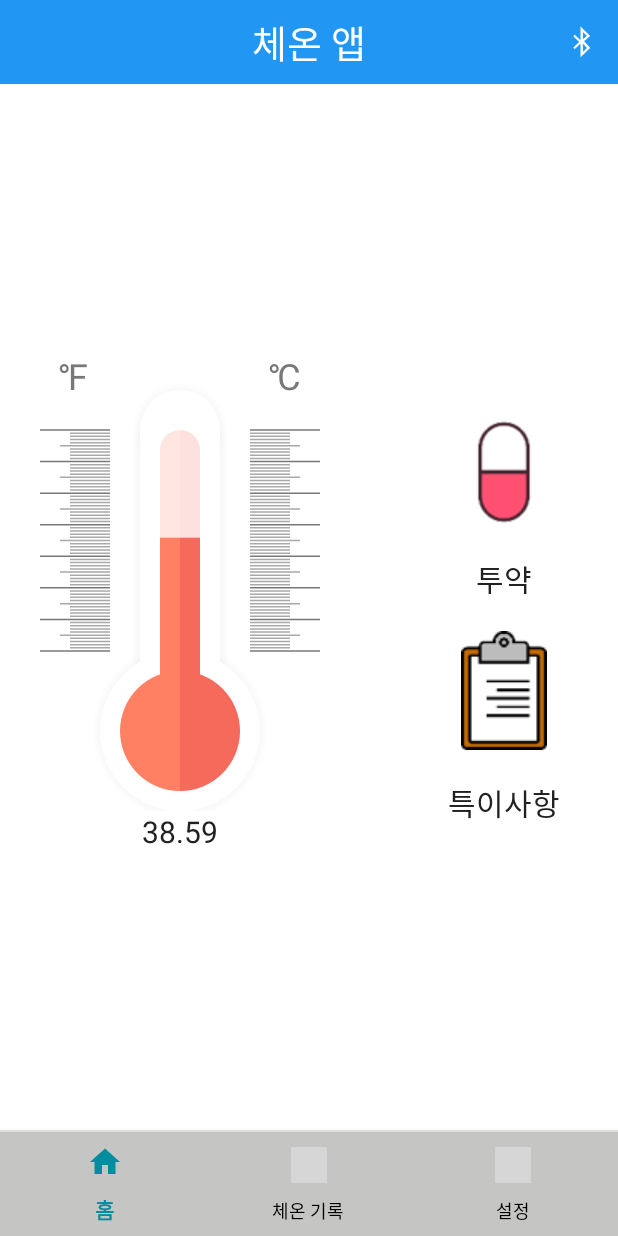
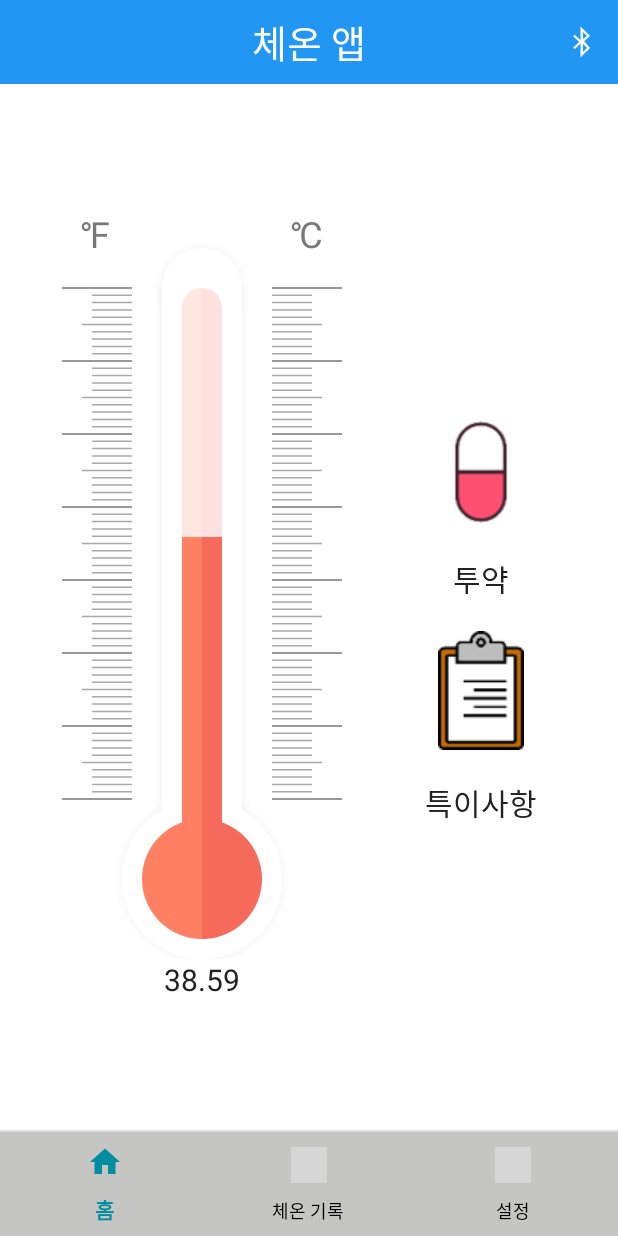
Before and after one commit to kkkb1114/bodytemperature, an Android app: the screen it shows after launch (MainActivity), on a phone screen of 412 x 824 dp. Run offline under Robolectric (Android 15) with nearby library versions, the phone set to English and light mode, and no system bars; grey boxes are pictures that could not be loaded.

Commit message:
2023.02.16 온도계 UI 마진 수정

```diff
--- a/app/src/main/java/kkkb1114/sampleproject/bodytemperature/fragment/HomeFragment.java
+++ b/app/src/main/java/kkkb1114/sampleproject/bodytemperature/fragment/HomeFragment.java
@@ -86,6 +86,7 @@ public class HomeFragment extends Fragment {
                 // 3초마다 난수 받아옴
                 String s = Generator.generate();
                 thermometer.setCurValue(Float.valueOf(s));
+                //thermometer.setValueAndStartAnim(Float.valueOf(s));
                 tv_temperature.setText(s);
                 handler.postDelayed(this, 3000);
                 tempStack.add(Double.valueOf(s));
--- a/app/src/main/res/layout/fragment_home.xml
+++ b/app/src/main/res/layout/fragment_home.xml
@@ -6,30 +6,33 @@
     android:layout_height="match_parent"
     tools:context=".fragment.HomeFragment">
 
-    <androidx.constraintlayout.widget.ConstraintLayout
+    <LinearLayout
         android:layout_width="match_parent"
-        android:layout_height="wrap_content"
-        android:layout_gravity="center">
+        android:layout_height="match_parent"
+        android:layout_gravity="center"
+        android:orientation="horizontal">
 
         <LinearLayout
             android:layout_width="wrap_content"
-            android:layout_height="wrap_content"
+            android:layout_height="match_parent"
+            android:layout_weight="1"
             android:layout_marginStart="20dp"
-            android:layout_gravity="start"
-            android:orientation="vertical"
-            app:layout_constraintBottom_toBottomOf="parent"
-            app:layout_constraintStart_toStartOf="parent"
-            app:layout_constraintTop_toTopOf="parent">
+            android:layout_marginVertical="90dp"
+            android:layout_gravity="center_vertical"
+            android:gravity="center_horizontal"
+            android:orientation="vertical">
 
             <kkkb1114.sampleproject.bodytemperature.ThermometerView
                 android:id="@+id/thermometer"
                 android:layout_width="200sp"
-                android:layout_height="300sp"/>
+                android:layout_height="match_parent"
+                android:layout_weight="9"/>
 
             <TextView
                 android:id="@+id/tv_temperature"
                 android:layout_width="wrap_content"
                 android:layout_height="wrap_content"
+                android:layout_weight="1"
                 android:layout_gravity="center_horizontal"
                 android:text="100"
                 android:textColor="#212121"
@@ -41,12 +44,11 @@
             android:id="@+id/linearLayout"
             android:layout_width="wrap_content"
             android:layout_height="wrap_content"
+            android:layout_weight="1"
             android:layout_marginEnd="20dp"
-            android:layout_gravity="end"
-            android:orientation="vertical"
-            app:layout_constraintBottom_toBottomOf="parent"
-            app:layout_constraintEnd_toEndOf="parent"
-            app:layout_constraintTop_toTopOf="parent">
+            android:gravity="center_horizontal"
+            android:layout_gravity="center_vertical"
+            android:orientation="vertical">
 
             <LinearLayout
                 android:id="@+id/ln_pill"
@@ -97,6 +99,6 @@
 
         </LinearLayout>
 
-    </androidx.constraintlayout.widget.ConstraintLayout>
+    </LinearLayout>
 
 </FrameLayout>
```
